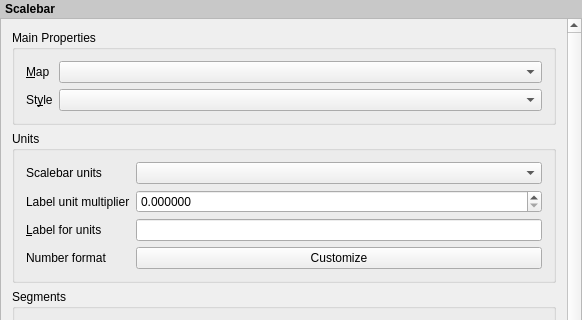
This is src/ui/layout/qgslayoutscalebarwidgetbase.ui in qgis/QGIS as Qt 5 draws it before an edit; both pictures show x 0 to 582 and y 0 to 320 of the 582 by 729 pixel window. The edited form follows.
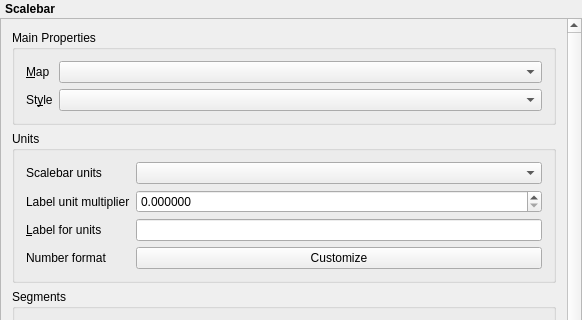
This is the edited form. Custom widgets are drawn as their Qt base class.

Commit message: [ui][themes] Fix layout designer item properties' section label background color hard-coded to light gray

What changed in the file:
```diff
--- a/src/ui/layout/qgslayoutscalebarwidgetbase.ui
+++ b/src/ui/layout/qgslayoutscalebarwidgetbase.ui
@@ -44,7 +44,7 @@
       </sizepolicy>
      </property>
      <property name="styleSheet">
-      <string notr="true">padding: 2px; font-weight: bold; background-color: rgb(200, 200, 200);</string>
+      <string notr="true">padding: 2px; font-weight: bold; sbackground-color: palette(mid);</string>
      </property>
      <property name="text">
       <string>Scalebar</string>
```
The commit also changes 15 other files.
